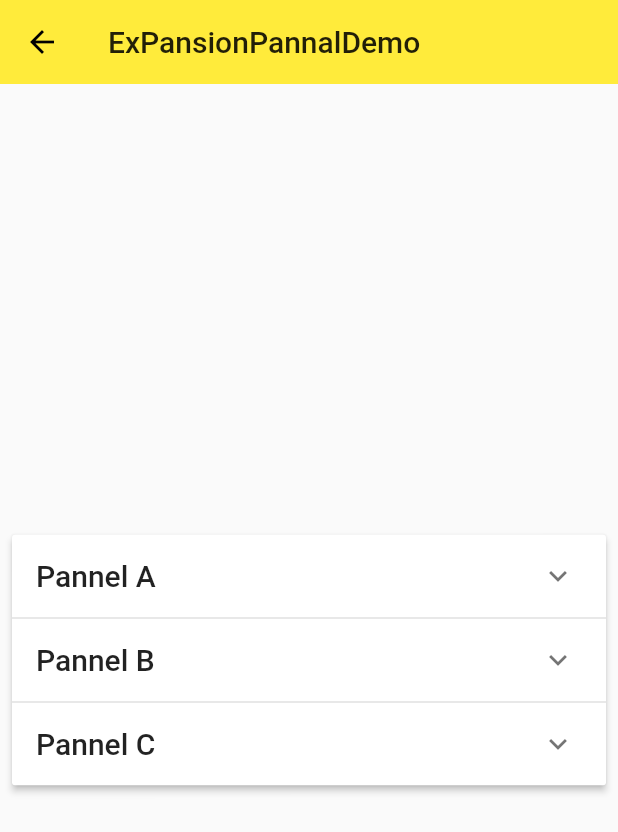
After one commit to weiliushuai/Flutterhello, a Flutter app: the screen it shows after launch, after a tap on "ExpansionPannalDemo", on a phone screen of 412 x 824 dp. The commit adds this screen. Shown: the top 832 px of the screen. Run offline on Flutter 3.47's test engine with Material 2 defaults, Android fonts, the phone set to English and light mode, and no system bars.

Commit message:
ExpansionPanel可收缩展开面板

```diff
--- /dev/null
+++ b/lib/demo/expamsion_pannal_demo.dart
@@ -0,0 +1,90 @@
+import 'package:flutter/material.dart';
+
+class ExPansionpannel {
+  String headeritem;
+  Widget body;
+  bool isExpand;
+
+  ExPansionpannel({this.headeritem, this.body, this.isExpand});
+}
+
+class ExpansionPannalDemo extends StatefulWidget {
+  @override
+  _ExpansionPannalDemoState createState() => _ExpansionPannalDemoState();
+}
+
+class _ExpansionPannalDemoState extends State<ExpansionPannalDemo> {
+  bool _isExpand = false;
+  List<ExPansionpannel> _exPansionpannel;
+
+  @override
+  void initState() {
+    super.initState();
+    _exPansionpannel = <ExPansionpannel>[
+      ExPansionpannel(
+          headeritem: "Pannel A",
+          body: Container(
+            width: double.infinity,
+            padding: EdgeInsets.all(15.0),
+            child: Text("Pananel Context A"),
+          ),
+          isExpand: false),
+      ExPansionpannel(
+          headeritem: "Pannel B",
+          body: Container(
+            width: double.infinity,
+            padding: EdgeInsets.all(15.0),
+            child: Text("Pananel Context B"),
+          ),
+          isExpand: false),
+      ExPansionpannel(
+          headeritem: "Pannel C",
+          body: Container(
+            width: double.infinity,
+            padding: EdgeInsets.all(15.0),
+            child: Text("Pananel Context C"),
+          ),
+          isExpand: false),
+    ];
+  }
+
+  @override
+  Widget build(BuildContext context) {
+    return Scaffold(
+      appBar: AppBar(
+        title: Text("ExPansionPannalDemo"),
+        elevation: 0.0,
+      ),
+      body: Container(
+        padding: EdgeInsets.all(8.0),
+        child: Column(
+
+          mainAxisAlignment: MainAxisAlignment.center,
+          children: <Widget>[
+
+            ExpansionPanelList(
+                expansionCallback: (int currentIdnex, bool isExpanded) {
+                  setState(() {
+                    _exPansionpannel[currentIdnex].isExpand = !isExpanded;
+                  });
+                },
+                children: _exPansionpannel.map((ExPansionpannel item) {
+                  return ExpansionPanel(
+                      headerBuilder: (BuildContext context, bool isExpanded) {
+                        return Container(
+                          padding: EdgeInsets.all(16.0),
+                          child: Text(
+                            item.headeritem,
+                            style: Theme.of(context).textTheme.title,
+                          ),
+                        );
+                      },
+                      body: item.body,
+                      isExpanded: item.isExpand);
+                }).toList()),
+          ],
+        ),
+      ),
+    );
+  }
+}
--- a/lib/demo/material_components.dart
+++ b/lib/demo/material_components.dart
@@ -12,6 +12,7 @@ import './simple_dialog_demo.dart';
 import './alerdialog_demo.dart';
 import './bottom_sheet_demo.dart';
 import './snacbar_demo.dart';
+import './expamsion_pannal_demo.dart';
 
 class MaterialComponents extends StatelessWidget {
   @override
@@ -21,6 +22,11 @@ class MaterialComponents extends StatelessWidget {
         title: Text("MaterialComponents"),
       ),
       body: ListView(children: <Widget>[
+
+          Button(
+          title: "ExpansionPannalDemo",
+          page: ExpansionPannalDemo(),
+        ),
         Button(
           title: "SncakBarDemo",
           page: SnackBarDemo(),
```
Also changed, not shown: 3 other files.
